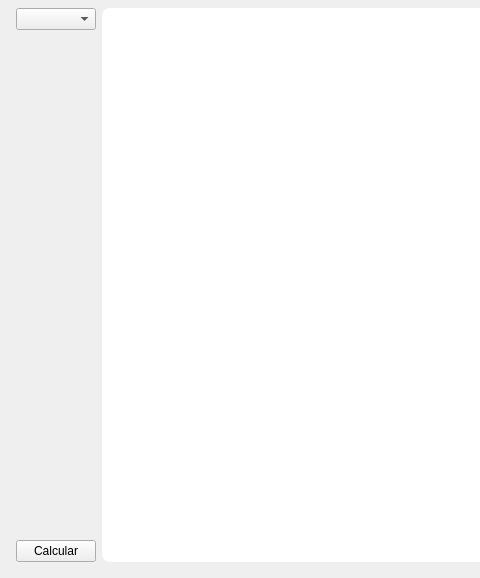
This is src/ui/main/window.ui in luanws/amplifier-circuits as Qt 5 draws it before an edit; both pictures show x 0 to 480 and y 0 to 578 of the 709 by 578 pixel window. The edited form follows.
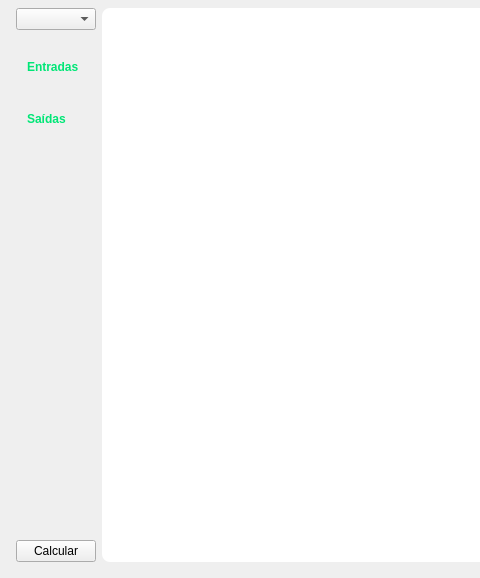
This is the edited form.

Commit message:
feat(main): design
Revert "feat(main): design"

This reverts commit 6f0cac65105d152756370071fe6829039e6c6621.

Revert "Revert "feat(main): design""

This reverts commit 11f428e8fedd6f17f4e58eab523cf7d5884af0ad.

Patch:
```diff
--- a/src/ui/main/window.ui
+++ b/src/ui/main/window.ui
@@ -32,7 +32,42 @@
     </property>
     <item>
      <layout class="QGridLayout" name="gridLayout">
-      <item row="2" column="1" rowspan="3">
+      <item row="4" column="0">
+       <layout class="QVBoxLayout" name="verticalLayout_2">
+        <item>
+         <layout class="QVBoxLayout" name="input_layout"/>
+        </item>
+        <item>
+         <widget class="QLabel" name="output_label">
+          <property name="sizePolicy">
+           <sizepolicy hsizetype="Preferred" vsizetype="Fixed">
+            <horstretch>0</horstretch>
+            <verstretch>0</verstretch>
+           </sizepolicy>
+          </property>
+          <property name="styleSheet">
+           <string notr="true">margin-top: 16px;
+padding: 8px;
+font-weight: bold;
+color: #00e676;</string>
+          </property>
+          <property name="text">
+           <string>Saídas</string>
+          </property>
+          <property name="alignment">
+           <set>Qt::AlignLeading|Qt::AlignLeft|Qt::AlignVCenter</set>
+          </property>
+         </widget>
+        </item>
+        <item>
+         <layout class="QVBoxLayout" name="output_layout"/>
+        </item>
+        <item>
+         <widget class="QWidget" name="widget" native="true"/>
+        </item>
+       </layout>
+      </item>
+      <item row="2" column="1" rowspan="4">
        <widget class="QWidget" name="graphics_widget" native="true">
         <property name="sizePolicy">
          <sizepolicy hsizetype="Expanding" vsizetype="Expanding">
@@ -49,10 +84,7 @@
         </property>
        </widget>
       </item>
-      <item row="2" column="0">
-       <widget class="QComboBox" name="amplifier_polarizations_combo_box"/>
-      </item>
-      <item row="4" column="0">
+      <item row="5" column="0">
        <widget class="QPushButton" name="calculate_push_button">
         <property name="cursor">
          <cursorShape>PointingHandCursor</cursorShape>
@@ -62,8 +94,30 @@
         </property>
        </widget>
       </item>
+      <item row="2" column="0">
+       <widget class="QComboBox" name="amplifier_polarizations_combo_box"/>
+      </item>
       <item row="3" column="0">
-       <layout class="QVBoxLayout" name="parameters_layout"/>
+       <widget class="QLabel" name="input_label">
+        <property name="sizePolicy">
+         <sizepolicy hsizetype="Preferred" vsizetype="Fixed">
+          <horstretch>0</horstretch>
+          <verstretch>0</verstretch>
+         </sizepolicy>
+        </property>
+        <property name="styleSheet">
+         <string notr="true">margin-top: 16px;
+padding: 8px;
+font-weight: bold;
+color: #00e676;</string>
+        </property>
+        <property name="text">
+         <string>Entradas</string>
+        </property>
+        <property name="alignment">
+         <set>Qt::AlignLeading|Qt::AlignLeft|Qt::AlignVCenter</set>
+        </property>
+       </widget>
       </item>
      </layout>
     </item>
```
The commit also changes 2 other files.
